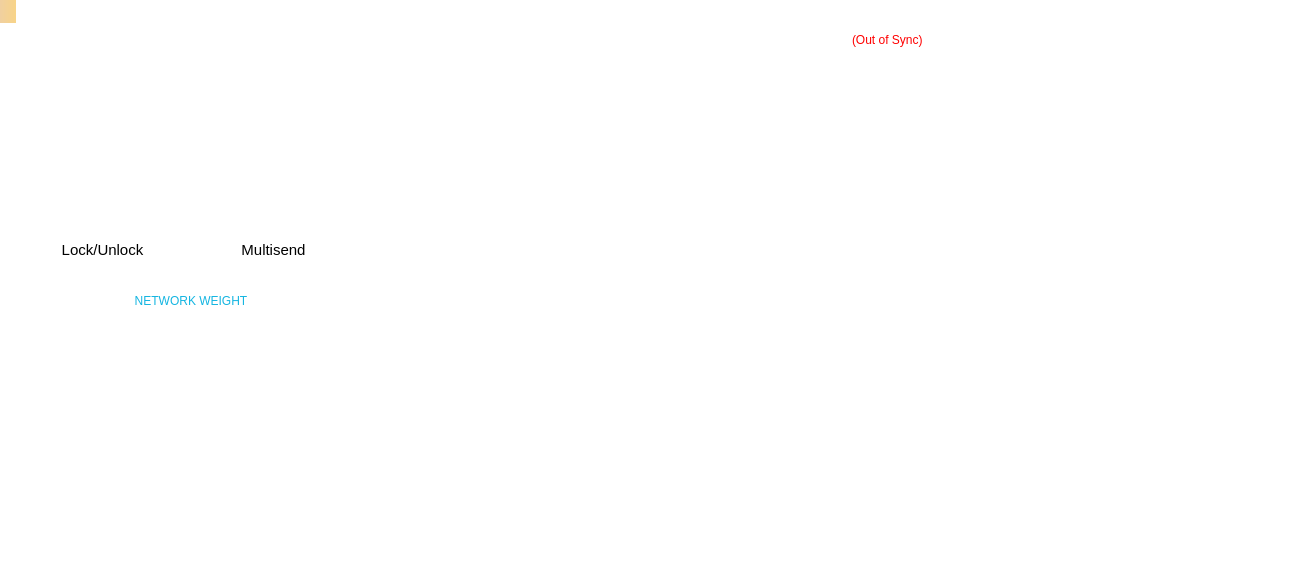
Old version of the form src/qt/forms/overviewpage.ui in the repository FlapXCoin/flapxcoin.
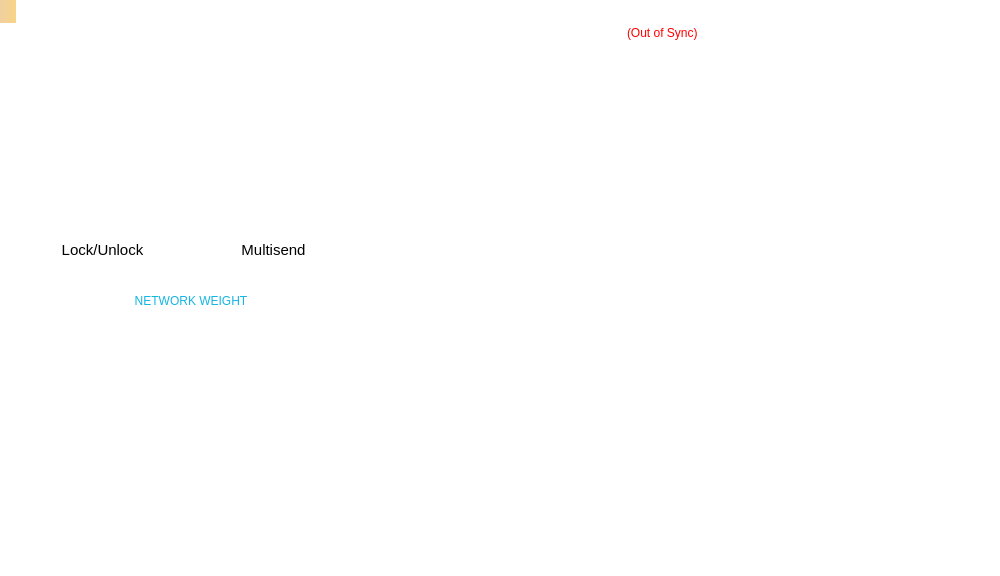
New version of the form. Icons and pictures are not drawn.

What changed in the file:
```diff
--- a/src/qt/forms/overviewpage.ui
+++ b/src/qt/forms/overviewpage.ui
@@ -444,12 +444,6 @@
       </property>
       <item row="0" column="0">
        <widget class="QFrame" name="frame_2">
-        <property name="minimumSize">
-         <size>
-          <width>1300</width>
-          <height>0</height>
-         </size>
-        </property>
         <property name="maximumSize">
          <size>
           <width>1300</width>
@@ -7074,12 +7068,6 @@
                      <verstretch>3</verstretch>
                     </sizepolicy>
                    </property>
-                   <property name="minimumSize">
-                    <size>
-                     <width>400</width>
-                     <height>400</height>
-                    </size>
-                   </property>
                    <property name="palette">
                     <palette>
                      <active>
@@ -7384,12 +7372,6 @@
                </item>
                <item row="0" column="0">
                 <widget class="QFrame" name="frame">
-                 <property name="minimumSize">
-                  <size>
-                   <width>500</width>
-                   <height>40</height>
-                  </size>
-                 </property>
                  <property name="maximumSize">
                   <size>
                    <width>16777215</width>
```
